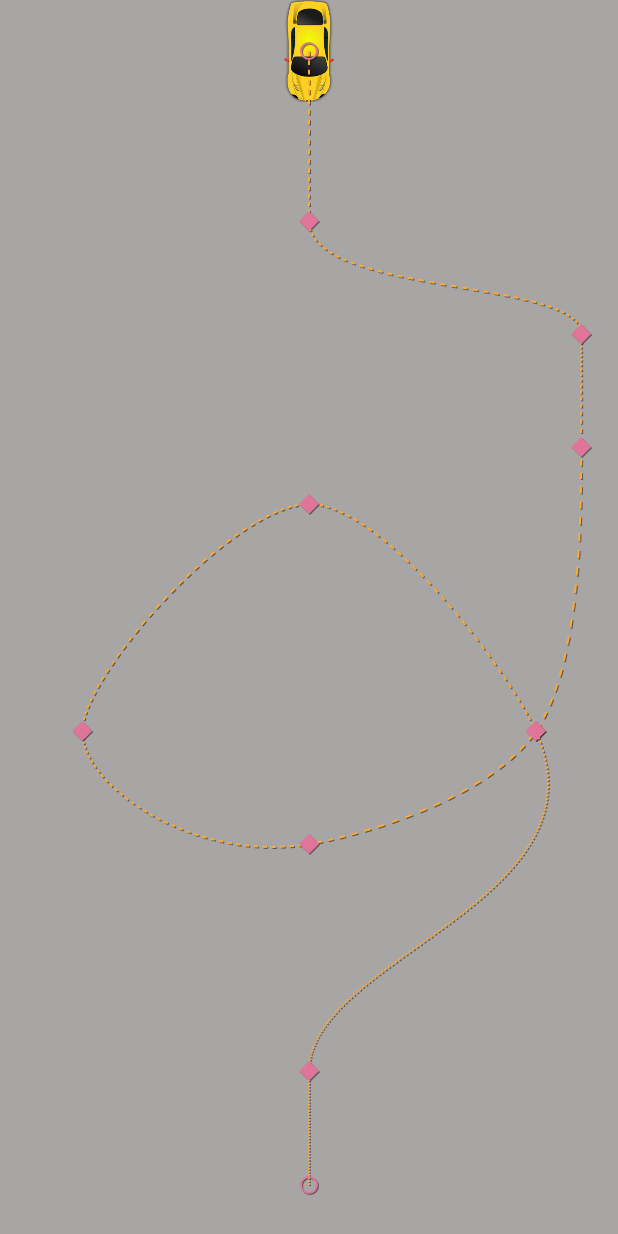
After one commit to GromZDev/AndroidLessons_LastModule, an Android app: the layout fragment_car_riding.xml on its own in the app's theme, with its tools: preview values and no code run, on a phone screen of 412 x 824 dp. The commit adds this screen. Run offline under Robolectric (Android 15) with nearby library versions, the phone set to English and light mode, and no system bars.

Commit message:
По клику на машину она едет по заданной траектории.

```diff
--- /dev/null
+++ b/app/src/main/java/q4/mapsapp/CarRidingFragment.kt
@@ -0,0 +1,32 @@
+package q4.mapsapp
+
+import android.os.Bundle
+import android.view.LayoutInflater
+import android.view.View
+import android.view.ViewGroup
+import androidx.fragment.app.Fragment
+import q4.mapsapp.databinding.FragmentCarRidingBinding
+
+class CarRidingFragment : Fragment() {
+
+    companion object {
+        fun newInstance() = CarRidingFragment()
+    }
+
+    private var _binding: FragmentCarRidingBinding? = null
+    private val binding get() = _binding!!
+
+    override fun onCreateView(
+        inflater: LayoutInflater,
+        container: ViewGroup?,
+        savedInstanceState: Bundle?
+    ): View {
+        _binding = FragmentCarRidingBinding.inflate(inflater, container, false)
+        return binding.root
+    }
+
+    override fun onDestroyView() {
+        super.onDestroyView()
+        _binding = null
+    }
+}
--- a/app/src/main/java/q4/mapsapp/MainActivity.kt
+++ b/app/src/main/java/q4/mapsapp/MainActivity.kt
@@ -7,5 +7,15 @@ class MainActivity : AppCompatActivity() {
     override fun onCreate(savedInstanceState: Bundle?) {
         super.onCreate(savedInstanceState)
         setContentView(R.layout.activity_main)
+
+        savedInstanceState.let {
+            supportFragmentManager
+                .beginTransaction()
+                .replace(
+                    R.id.fragment_container,
+                    CarRidingFragment.newInstance()
+                )
+                .commit()
+        }
     }
 }
--- a/app/src/main/res/layout/activity_main.xml
+++ b/app/src/main/res/layout/activity_main.xml
@@ -6,13 +6,12 @@
     android:layout_height="match_parent"
     tools:context=".MainActivity">
 
-    <TextView
-        android:layout_width="wrap_content"
-        android:layout_height="wrap_content"
-        android:text="Hello World!"
-        app:layout_constraintBottom_toBottomOf="parent"
-        app:layout_constraintLeft_toLeftOf="parent"
-        app:layout_constraintRight_toRightOf="parent"
+    <FrameLayout
+        android:id="@+id/fragment_container"
+        android:layout_width="match_parent"
+        android:layout_height="match_parent"
+        app:layout_constraintEnd_toEndOf="parent"
+        app:layout_constraintStart_toStartOf="parent"
         app:layout_constraintTop_toTopOf="parent" />
 
 </androidx.constraintlayout.widget.ConstraintLayout>
--- /dev/null
+++ b/app/src/main/res/layout/fragment_car_riding.xml
@@ -0,0 +1,18 @@
+<androidx.constraintlayout.motion.widget.MotionLayout xmlns:android="http://schemas.android.com/apk/res/android"
+    xmlns:app="http://schemas.android.com/apk/res-auto"
+    android:id="@+id/film_details_fragment"
+    android:layout_width="match_parent"
+    android:layout_height="match_parent"
+    android:background="@color/main_bg"
+    android:orientation="vertical"
+    app:showPaths="true"
+    app:layoutDescription="@xml/fragment_car_riding_scene">
+
+    <androidx.constraintlayout.utils.widget.ImageFilterView
+        android:id="@+id/myCar"
+        android:layout_width="wrap_content"
+        android:layout_height="wrap_content"
+        android:src="@drawable/ic_car"
+        app:altSrc="@drawable/ic_car" />
+
+</androidx.constraintlayout.motion.widget.MotionLayout>
--- a/app/src/main/res/values/colors.xml
+++ b/app/src/main/res/values/colors.xml
@@ -7,4 +7,6 @@
     <color name="teal_700">#FF018786</color>
     <color name="black">#FF000000</color>
     <color name="white">#FFFFFFFF</color>
+
+    <color name="main_bg">#A8A5A5</color>
 </resources>
--- /dev/null
+++ b/app/src/main/res/xml/fragment_car_riding_scene.xml
@@ -0,0 +1,170 @@
+<?xml version="1.0" encoding="utf-8"?>
+<MotionScene xmlns:android="http://schemas.android.com/apk/res/android"
+    xmlns:motion="http://schemas.android.com/apk/res-auto">
+
+    <Transition
+        motion:constraintSetEnd="@+id/end"
+        android:rotation="0"
+        motion:constraintSetStart="@id/start"
+        motion:duration="12000">
+
+        <OnClick
+            motion:clickAction="toggle"
+            motion:targetId="@id/myCar" />
+
+        <KeyFrameSet>
+
+            <KeyPosition
+                motion:framePosition="5"
+                motion:keyPositionType="pathRelative"
+                motion:motionTarget="@id/myCar"
+                motion:percentX="0.15"
+                motion:percentY="0" />
+            <KeyAttribute
+                android:rotation="0"
+                motion:framePosition="5"
+                motion:motionTarget="@id/myCar" />
+            <KeyAttribute
+                android:rotation="-110"
+                motion:framePosition="9"
+                motion:motionTarget="@id/myCar" />
+
+            <KeyPosition
+                motion:framePosition="15"
+                motion:keyPositionType="pathRelative"
+                motion:motionTarget="@id/myCar"
+                motion:percentX="0.25"
+                motion:percentY="-0.24" />
+            <KeyAttribute
+                android:rotation="0"
+                motion:framePosition="15"
+                motion:motionTarget="@id/myCar" />
+            <KeyAttribute
+                android:rotation="40"
+                motion:framePosition="18"
+                motion:motionTarget="@id/myCar" />
+
+            <KeyPosition
+                motion:framePosition="20"
+                motion:keyPositionType="pathRelative"
+                motion:motionTarget="@id/myCar"
+                motion:percentX="0.35"
+                motion:percentY="-0.24" />
+            <KeyAttribute
+                android:rotation="40"
+                motion:framePosition="20"
+                motion:motionTarget="@id/myCar" />
+
+            <KeyPosition
+                motion:framePosition="25"
+                motion:keyPositionType="pathRelative"
+                motion:motionTarget="@id/myCar"
+                motion:percentX="0.6"
+                motion:percentY="-0.2" />
+            <KeyAttribute
+                android:rotation="70"
+                motion:framePosition="25"
+                motion:motionTarget="@id/myCar" />
+
+            <KeyPosition
+                motion:framePosition="30"
+                motion:keyPositionType="pathRelative"
+                motion:motionTarget="@id/myCar"
+                motion:percentX="0.7"
+                motion:percentY="0" />
+            <KeyAttribute
+                android:rotation="120"
+                motion:framePosition="30"
+                motion:motionTarget="@id/myCar" />
+
+            <KeyPosition
+                motion:framePosition="40"
+                motion:keyPositionType="pathRelative"
+                motion:motionTarget="@id/myCar"
+                motion:percentX="0.6"
+                motion:percentY="0.2" />
+            <KeyAttribute
+                android:rotation="170"
+                motion:framePosition="40"
+                motion:motionTarget="@id/myCar" />
+
+            <KeyPosition
+                motion:framePosition="50"
+                motion:keyPositionType="pathRelative"
+                motion:motionTarget="@id/myCar"
+                motion:percentX="0.4"
+                motion:percentY="0" />
+            <KeyAttribute
+                android:rotation="300"
+                motion:framePosition="50"
+                motion:motionTarget="@id/myCar" />
+
+            <KeyPosition
+                motion:framePosition="60"
+                motion:keyPositionType="pathRelative"
+                motion:motionTarget="@id/myCar"
+                motion:percentX="0.6"
+                motion:percentY="-0.2" />
+            <KeyAttribute
+                android:rotation="360"
+                motion:framePosition="60"
+                motion:motionTarget="@id/myCar" />
+            <KeyAttribute
+                android:rotation="390"
+                motion:framePosition="80"
+                motion:motionTarget="@id/myCar" />
+
+            <KeyPosition
+                motion:framePosition="90"
+                motion:keyPositionType="pathRelative"
+                motion:motionTarget="@id/myCar"
+                motion:percentX="0.9"
+                motion:percentY="0" />
+            <KeyAttribute
+                android:rotation="260"
+                motion:framePosition="90"
+                motion:motionTarget="@id/myCar" />
+
+        </KeyFrameSet>
+
+    </Transition>
+
+    <ConstraintSet android:id="@+id/start">
+
+        <Constraint
+            android:id="@+id/myCar"
+            android:layout_width="68dp"
+            android:layout_height="68dp"
+            motion:layout_constraintEnd_toEndOf="parent"
+            motion:layout_constraintStart_toStartOf="parent"
+            motion:layout_constraintTop_toTopOf="parent">
+
+            <CustomAttribute
+                motion:attributeName="drive"
+                motion:customFloatValue="0" />
+
+        </Constraint>
+
+    </ConstraintSet>
+
+    <ConstraintSet android:id="@+id/end">
+
+        <Constraint
+            android:id="@id/myCar"
+            android:layout_width="68dp"
+            android:layout_height="68dp"
+            android:layout_marginStart="24dp"
+            android:layout_marginTop="4dp"
+            android:layout_marginEnd="24dp"
+            motion:layout_constraintBottom_toBottomOf="parent"
+            motion:layout_constraintEnd_toEndOf="parent"
+            motion:layout_constraintStart_toStartOf="parent">
+
+            <CustomAttribute
+                motion:attributeName="drive"
+                motion:customFloatValue="1" />
+
+        </Constraint>
+
+    </ConstraintSet>
+</MotionScene>
```
Also changed, not shown: app/src/main/res/drawable/ic_car.png (added).
